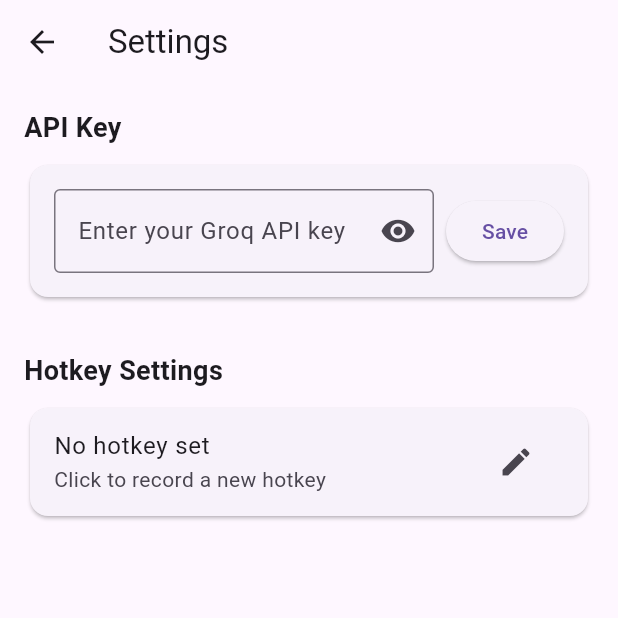
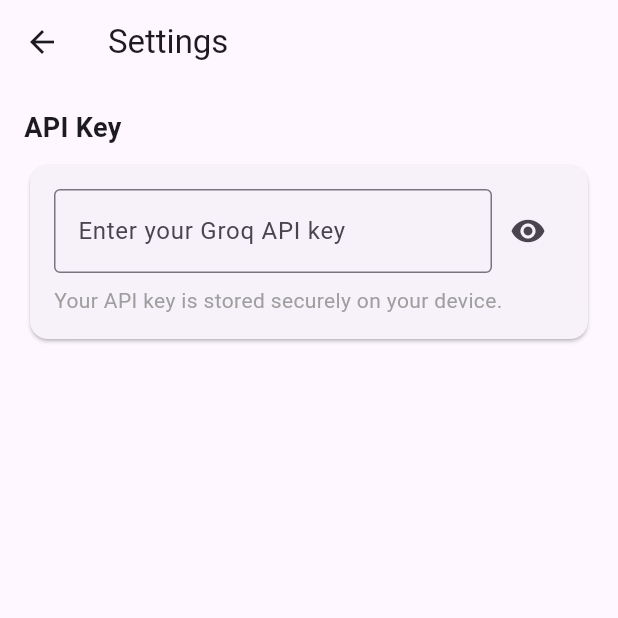
Before and after one commit to DevelopedByDev/autoquill_ai, a Flutter app: the screen it shows after launch, after a tap on the "settings" icon, on a phone screen of 412 x 824 dp, the top half of it. Run offline on Flutter 3.47's test engine with Material 3 defaults, Android fonts, the phone set to English and light mode, and no system bars; our stand-ins replace equatable, flutter_bloc, get_it, hive, hive_flutter; missing offline and left inert: record; accounts and stored records are empty.

Commit message:
removed hotkey functionality

```diff
--- a/lib/features/settings/bloc/settings_bloc.dart
+++ b/lib/features/settings/bloc/settings_bloc.dart
@@ -1,5 +1,4 @@
 import 'package:flutter_bloc/flutter_bloc.dart';
-import 'package:hotkey_manager/hotkey_manager.dart';
 import '../../../core/storage/app_storage.dart';
 import 'settings_event.dart';
 import 'settings_state.dart';
@@ -9,139 +8,30 @@
     on<LoadSettings>(_onLoadSettings);
     on<SaveApiKey>(_onSaveApiKey);
     on<ToggleApiKeyVisibility>(_onToggleApiKeyVisibility);
-    on<StartRecordingHotkey>(_onStartRecordingHotkey);
-    on<StopRecordingHotkey>(_onStopRecordingHotkey);
-    on<SaveHotkey>(_onSaveHotkey);
-    on<DeleteHotkey>(_onDeleteHotkey);
   }
 
   Future<void> _onLoadSettings(LoadSettings event, Emitter<SettingsState> emit) async {
-    // Load saved API key
-    final savedApiKey = AppStorage.getApiKey() ?? '';
-
-    // Load saved hotkey
-    final savedHotkey = AppStorage.getHotkey();
-    HotKey? hotKey;
-
-    if (savedHotkey != null) {
-      final keyCode = savedHotkey['keyCode'] as int;
-      final modifiers = (savedHotkey['modifiers'] as List<dynamic>)
-          .map((m) => KeyModifier.values[m as int])
-          .toList();
-
-      hotKey = HotKey(
-        KeyCode.values[keyCode],
-        modifiers: modifiers,
-      );
-
-      await _registerHotkey(hotKey);
+    try {
+      final apiKey = AppStorage.getApiKey();
+      emit(state.copyWith(apiKey: apiKey));
+    } catch (e) {
+      emit(state.copyWith(error: e.toString()));
     }
-
-    emit(state.copyWith(
-      apiKey: savedApiKey,
-      transcriptionHotKey: hotKey,
-    ));
   }
 
   Future<void> _onSaveApiKey(SaveApiKey event, Emitter<SettingsState> emit) async {
     try {
-      final apiKey = event.apiKey.trim();
-      if (apiKey.isNotEmpty) {
-        await AppStorage.saveApiKey(apiKey);
-        emit(state.copyWith(
-          apiKey: apiKey,
-          error: null,
-        ));
-      }
+      await AppStorage.saveApiKey(event.apiKey);
+      emit(state.copyWith(
+        apiKey: event.apiKey,
+        error: null,
+      ));
     } catch (e) {
-      emit(state.copyWith(error: 'Failed to save API key: $e'));
+      emit(state.copyWith(error: e.toString()));
     }
   }
 
   void _onToggleApiKeyVisibility(ToggleApiKeyVisibility event, Emitter<SettingsState> emit) {
     emit(state.copyWith(isApiKeyVisible: !state.isApiKeyVisible));
   }
-
-  void _onStartRecordingHotkey(StartRecordingHotkey event, Emitter<SettingsState> emit) {
-    emit(state.copyWith(isRecordingHotkey: true));
-  }
-
-  void _onStopRecordingHotkey(StopRecordingHotkey event, Emitter<SettingsState> emit) {
-    emit(state.copyWith(isRecordingHotkey: false));
-  }
-
-  Future<void> _onSaveHotkey(SaveHotkey event, Emitter<SettingsState> emit) async {
-    try {
-      await _registerHotkey(event.hotkey);
-
-      // Save hotkey to storage
-      await AppStorage.saveHotkey({
-        'keyCode': event.hotkey.keyCode.index,
-        'modifiers': event.hotkey.modifiers?.map((m) => m.index).toList() ?? [],
-      });
-
-      emit(state.copyWith(
-        transcriptionHotKey: event.hotkey,
-        isRecordingHotkey: false,
-        error: null,
-      ));
-    } catch (e) {
-      emit(state.copyWith(
-        error: 'Failed to save hotkey: $e',
-        isRecordingHotkey: false,
-      ));
-    }
-  }
-
-  Future<void> _onDeleteHotkey(DeleteHotkey event, Emitter<SettingsState> emit) async {
-    try {
-      if (state.transcriptionHotKey != null) {
-        try {
-          await hotKeyManager.unregister(state.transcriptionHotKey!);
-        } catch (e) {
-          // Previous hotkey might not be registered, that's ok
-          print('Warning: Could not unregister previous hotkey: $e');
-        }
-      }
-
-      await AppStorage.deleteHotkey();
-      emit(state.copyWith(
-        transcriptionHotKey: null,
-        error: null,
-      ));
-    } catch (e) {
-      emit(state.copyWith(error: 'Failed to delete hotkey: $e'));
-    }
-  }
-
-  Future<void> _registerHotkey(HotKey hotKey) async {
-    try {
-      if (state.transcriptionHotKey != null) {
-        try {
-          await hotKeyManager.unregister(state.transcriptionHotKey!);
-        } catch (e) {
-          // Previous hotkey might not be registered, that's ok
-          print('Warning: Could not unregister previous hotkey: $e');
-        }
-      }
-
-      // Make sure the hotkey isn't already registered before trying to register it
-      try {
-        await hotKeyManager.unregister(hotKey);
-      } catch (e) {
-        // Hotkey wasn't registered, that's ok
-        print('Info: Hotkey was not previously registered: $e');
-      }
-
-      await hotKeyManager.register(
-        hotKey,
-        keyDownHandler: (hotKey) {
-          print("${hotKey.modifiers?.map((m) => m.toString().split('.').last).join('+')}+${hotKey.keyCode.toString().split('.').last}");
-        },
-      );
-    } catch (e) {
-      print('Error registering hotkey: $e');
-      rethrow;
-    }
-  }
 }
--- a/lib/features/settings/bloc/settings_event.dart
+++ b/lib/features/settings/bloc/settings_event.dart
@@ -1,5 +1,4 @@
 import 'package:equatable/equatable.dart';
-import 'package:hotkey_manager/hotkey_manager.dart';
 
 abstract class SettingsEvent extends Equatable {
   const SettingsEvent();
@@ -20,18 +19,3 @@
 }
 
 class ToggleApiKeyVisibility extends SettingsEvent {}
-
-class StartRecordingHotkey extends SettingsEvent {}
-
-class StopRecordingHotkey extends SettingsEvent {}
-
-class SaveHotkey extends SettingsEvent {
-  final HotKey hotkey;
-
-  const SaveHotkey(this.hotkey);
-
-  @override
-  List<Object> get props => [hotkey];
-}
-
-class DeleteHotkey extends SettingsEvent {}
--- a/lib/features/settings/bloc/settings_state.dart
+++ b/lib/features/settings/bloc/settings_state.dart
@@ -1,31 +1,22 @@
 import 'package:equatable/equatable.dart';
-import 'package:hotkey_manager/hotkey_manager.dart';
 
 class SettingsState extends Equatable {
-  final HotKey? transcriptionHotKey;
-  final bool isRecordingHotkey;
   final bool isApiKeyVisible;
   final String apiKey;
   final String? error;
 
   const SettingsState({
-    this.transcriptionHotKey,
-    this.isRecordingHotkey = false,
     this.isApiKeyVisible = false,
     this.apiKey = '',
     this.error,
   });
 
   SettingsState copyWith({
-    HotKey? transcriptionHotKey,
-    bool? isRecordingHotkey,
     bool? isApiKeyVisible,
     String? apiKey,
     String? error,
   }) {
     return SettingsState(
-      transcriptionHotKey: transcriptionHotKey ?? this.transcriptionHotKey,
-      isRecordingHotkey: isRecordingHotkey ?? this.isRecordingHotkey,
       isApiKeyVisible: isApiKeyVisible ?? this.isApiKeyVisible,
       apiKey: apiKey ?? this.apiKey,
       error: error,
@@ -34,8 +25,6 @@
 
   @override
   List<Object?> get props => [
-        transcriptionHotKey,
-        isRecordingHotkey,
         isApiKeyVisible,
         apiKey,
         error,
--- a/lib/settings.dart
+++ b/lib/settings.dart
@@ -1,11 +1,8 @@
 import 'package:flutter/material.dart';
-import 'package:flutter/services.dart';
 import 'package:flutter_bloc/flutter_bloc.dart';
-import 'package:hotkey_manager/hotkey_manager.dart';
 import 'features/settings/bloc/settings_bloc.dart';
 import 'features/settings/bloc/settings_event.dart';
 import 'features/settings/bloc/settings_state.dart';
-import 'widgets/record_hotkey_dialog.dart';
 
 class SettingsPage extends StatelessWidget {
   final TextEditingController groqAPIKeyController;
@@ -14,48 +11,6 @@
     super.key,
     required this.groqAPIKeyController,
   });
-
-  String? _getHotkeyDisplayName(HotKey? hotKey) {
-    if (hotKey == null) return null;
-    final modifiers = hotKey.modifiers?.map((m) => m.toString().split('.').last).join('+') ?? '';
-    final key = hotKey.keyCode.toString().split('.').last;
-    return modifiers.isEmpty ? key : '$modifiers+$key';
-  }
-
-  Future<void> _showManageHotkeysDialog(BuildContext context, SettingsState state) async {
-    await showDialog(
-      context: context,
-      builder: (context) => AlertDialog(
-        title: const Text('Manage Hotkeys'),
-        content: Column(
-          mainAxisSize: MainAxisSize.min,
-          crossAxisAlignment: CrossAxisAlignment.start,
-          children: [
-            if (state.transcriptionHotKey != null) ...[
-              ListTile(
-                title: Text(_getHotkeyDisplayName(state.transcriptionHotKey) ?? ''),
-                subtitle: const Text('Transcription hotkey'),
-                trailing: IconButton(
-                  icon: const Icon(Icons.delete),
-                  onPressed: () {
-                    context.read<SettingsBloc>().add(DeleteHotkey());
-                    Navigator.of(context).pop();
-                  },
-                ),
-              ),
-            ] else
-              const Text('No hotkeys saved'),
-          ],
-        ),
-        actions: [
-          TextButton(
-            onPressed: () => Navigator.of(context).pop(),
-            child: const Text('Close'),
-          ),
-        ],
-      ),
-    );
-  }
 
   @override
   Widget build(BuildContext context) {
@@ -88,81 +43,40 @@
                   Card(
                     child: Padding(
                       padding: const EdgeInsets.all(16.0),
-                      child: Row(
+                      child: Column(
+                        crossAxisAlignment: CrossAxisAlignment.start,
+                        children: [
+                          Row(
                             children: [
                               Expanded(
                                 child: TextField(
                                   controller: groqAPIKeyController,
+                                  decoration: const InputDecoration(
+                                    hintText: 'Enter your Groq API key',
+                                    border: OutlineInputBorder(),
+                                  ),
                                   obscureText: !state.isApiKeyVisible,
-                              decoration: InputDecoration(
-                                hintText: 'Enter your Groq API key',
-                                border: const OutlineInputBorder(),
-                                suffixIcon: IconButton(
-                                  icon: Icon(
-                                    state.isApiKeyVisible ? Icons.visibility_off : Icons.visibility,
-                                  ),
-                                  onPressed: () {
-                                    context.read<SettingsBloc>().add(ToggleApiKeyVisibility());
-                                  },
+                                  onChanged: (value) => context
+                                      .read<SettingsBloc>()
+                                      .add(SaveApiKey(value)),
                                 ),
                               ),
+                              IconButton(
+                                icon: Icon(
+                                  state.isApiKeyVisible
+                                      ? Icons.visibility_off
+                                      : Icons.visibility,
                                 ),
-                          ),
-                          const SizedBox(width: 8),
-                          ElevatedButton(
-                            onPressed: () {
-                              context.read<SettingsBloc>().add(
-                                SaveApiKey(groqAPIKeyController.text),
-                              );
-                            },
-                            child: const Text('Save'),
+                                onPressed: () => context
+                                    .read<SettingsBloc>()
+                                    .add(ToggleApiKeyVisibility()),
                               ),
                             ],
                           ),
-                    ),
-                  ),
-                  const SizedBox(height: 32),
-
-                  // Hotkey Section
+                          const SizedBox(height: 8),
                           const Text(
-                    'Hotkey Settings',
-                    style: TextStyle(fontSize: 18, fontWeight: FontWeight.bold),
-                  ),
-                  const SizedBox(height: 8),
-                  Card(
-                    child: ListTile(
-                      title: Text(_getHotkeyDisplayName(state.transcriptionHotKey) ?? 'No hotkey set'),
-                      subtitle: const Text('Click to record a new hotkey'),
-                      trailing: Row(
-                        mainAxisSize: MainAxisSize.min,
-                        children: [
-                          if (state.transcriptionHotKey != null)
-                            IconButton(
-                              icon: const Icon(Icons.settings),
-                              onPressed: () => _showManageHotkeysDialog(context, state),
-                            ),
-                          IconButton(
-                            icon: const Icon(Icons.edit),
-                            onPressed: state.isRecordingHotkey
-                                ? null
-                                : () async {
-                                    context.read<SettingsBloc>().add(StartRecordingHotkey());
-                                    final result = await showDialog<HotKey>(
-                                      context: context,
-                                      barrierDismissible: false,
-                                      builder: (context) => const RecordHotkeyDialog(),
-                                    );
-
-                                    if (result != null) {
-                                      if (context.mounted) {
-                                        context.read<SettingsBloc>().add(SaveHotkey(result));
-                                      }
-                                    } else {
-                                      if (context.mounted) {
-                                        context.read<SettingsBloc>().add(StopRecordingHotkey());
-                                      }
-                                    }
-                                  },
+                            'Your API key is stored securely on your device.',
+                            style: TextStyle(color: Colors.grey),
                           ),
                         ],
                       ),
--- a/lib/widgets/bloc/record_hotkey_bloc.dart
+++ /dev/null
@@ -1,67 +0,0 @@
-import 'package:flutter_bloc/flutter_bloc.dart';
-import 'package:equatable/equatable.dart';
-import 'package:hotkey_manager/hotkey_manager.dart';
-
-// Events
-abstract class RecordHotkeyEvent extends Equatable {
-  const RecordHotkeyEvent();
-
-  @override
-  List<Object?> get props => [];
-}
-
-class StartRecording extends RecordHotkeyEvent {}
-
-class StopRecording extends RecordHotkeyEvent {}
-
-class UpdateHotkey extends RecordHotkeyEvent {
-  final HotKey hotKey;
-  const UpdateHotkey(this.hotKey);
-
-  @override
-  List<Object?> get props => [hotKey];
-}
-
-// States
-class RecordHotkeyState extends Equatable {
-  final HotKey? hotKey;
-  final bool isRecording;
-
-  const RecordHotkeyState({
-    this.hotKey,
-    this.isRecording = false,
-  });
-
-  RecordHotkeyState copyWith({
-    HotKey? hotKey,
-    bool? isRecording,
-  }) {
-    return RecordHotkeyState(
-      hotKey: hotKey ?? this.hotKey,
-      isRecording: isRecording ?? this.isRecording,
-    );
-  }
-
-  @override
-  List<Object?> get props => [hotKey, isRecording];
-}
-
-class RecordHotkeyBloc extends Bloc<RecordHotkeyEvent, RecordHotkeyState> {
-  RecordHotkeyBloc() : super(const RecordHotkeyState()) {
-    on<StartRecording>(_onStartRecording);
-    on<StopRecording>(_onStopRecording);
-    on<UpdateHotkey>(_onUpdateHotkey);
-  }
-
-  void _onStartRecording(StartRecording event, Emitter<RecordHotkeyState> emit) {
-    emit(state.copyWith(isRecording: true));
-  }
-
-  void _onStopRecording(StopRecording event, Emitter<RecordHotkeyState> emit) {
-    emit(state.copyWith(isRecording: false));
-  }
-
-  void _onUpdateHotkey(UpdateHotkey event, Emitter<RecordHotkeyState> emit) {
-    emit(state.copyWith(hotKey: event.hotKey));
-  }
-}
```
Also changed, not shown: lib/widgets/record_hotkey_dialog.dart (deleted, +0 -62 lines). Lines whose indentation alone changed are shown as unchanged.
